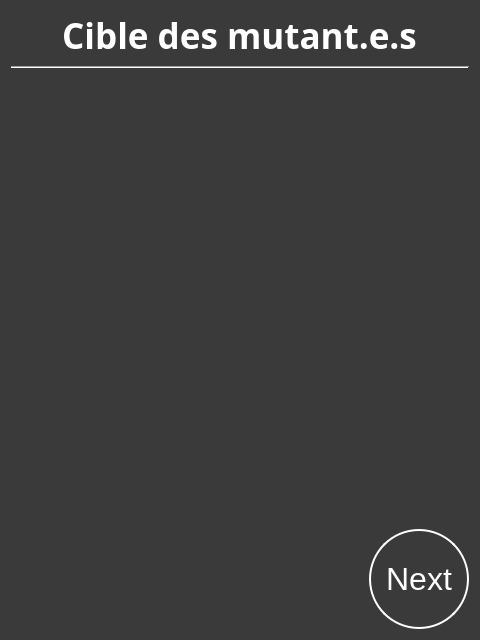
Before: the Qt Designer form SporzOBC-WAL/code/resources/Phases/Night/Mutant/paralysis_target.ui in Eben-Epi/SporzOBC, drawn with Qt 5.
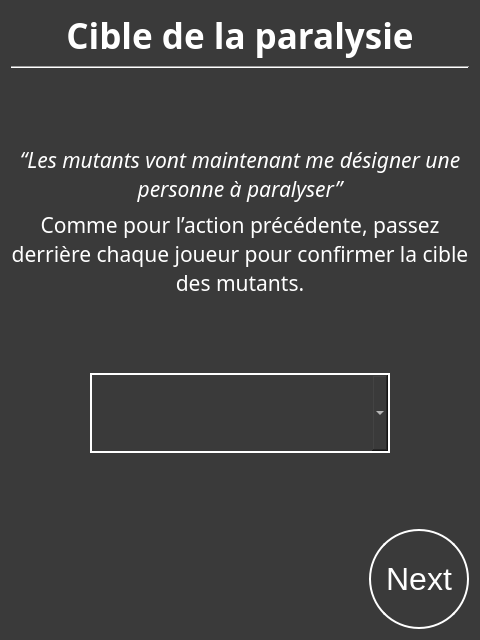
After: the same form once the commit is applied.

Commit message: ADD Player methods for retrieving info + acting on states ADD GameLogicManager methods for retrieving players associatied and targeted by roles UPD flow with views (turn isn't reused for now bc of QLabel WordWrap Layout fiasco)

```diff
--- a/SporzOBC-WAL/code/resources/Phases/Night/Mutant/paralysis_target.ui
+++ b/SporzOBC-WAL/code/resources/Phases/Night/Mutant/paralysis_target.ui
@@ -15,7 +15,7 @@
   </property>
   <property name="styleSheet">
    <string notr="true">#MutantsParalysisTarget {
-    background-color: rgb(58, 58, 58);;
+    background-color: rgb(58, 58, 58);
     }
 
 QLabel {
@@ -29,6 +29,12 @@
     font-size: 32px;
 	color:white;
     border-radius: 50px;
+}
+QComboBox  {
+	border: 2px solid white;
+    background-color:  rgb(58, 58, 58);
+    font-size: 28px;
+	color: white;
 }</string>
   </property>
   <layout class="QGridLayout" name="gridLayout">
@@ -51,7 +57,7 @@
         </font>
        </property>
        <property name="text">
-        <string>Cible des mutant.e.s</string>
+        <string>Cible de la paralysie</string>
        </property>
        <property name="alignment">
         <set>Qt::AlignCenter</set>
@@ -73,6 +79,89 @@
          </property>
         </widget>
        </item>
+       <item>
+        <spacer name="verticalSpacer_2">
+         <property name="orientation">
+          <enum>Qt::Vertical</enum>
+         </property>
+         <property name="sizeHint" stdset="0">
+          <size>
+           <width>20</width>
+           <height>40</height>
+          </size>
+         </property>
+        </spacer>
+       </item>
+       <item>
+        <widget class="QLabel" name="label_4">
+         <property name="font">
+          <font>
+           <family>Segoe UI Light</family>
+           <pointsize>16</pointsize>
+           <italic>true</italic>
+          </font>
+         </property>
+         <property name="text">
+          <string>“Les mutants vont maintenant me désigner une personne à paralyser”</string>
+         </property>
+         <property name="alignment">
+          <set>Qt::AlignCenter</set>
+         </property>
+         <property name="wordWrap">
+          <bool>true</bool>
+         </property>
+        </widget>
+       </item>
+       <item>
+        <widget class="QLabel" name="label_5">
+         <property name="sizePolicy">
+          <sizepolicy hsizetype="Preferred" vsizetype="Preferred">
+           <horstretch>0</horstretch>
+           <verstretch>0</verstretch>
+          </sizepolicy>
+         </property>
+         <property name="font">
+          <font>
+           <family>Segoe UI Light</family>
+           <pointsize>16</pointsize>
+           <italic>false</italic>
+           <kerning>true</kerning>
+          </font>
+         </property>
+         <property name="text">
+          <string>Comme pour l’action précédente, passez derrière chaque joueur pour confirmer la cible des mutants.</string>
+         </property>
+         <property name="alignment">
+          <set>Qt::AlignCenter</set>
+         </property>
+         <property name="wordWrap">
+          <bool>true</bool>
+         </property>
+        </widget>
+       </item>
+       <item>
+        <spacer name="verticalSpacer_4">
+         <property name="orientation">
+          <enum>Qt::Vertical</enum>
+         </property>
+         <property name="sizeHint" stdset="0">
+          <size>
+           <width>20</width>
+           <height>40</height>
+          </size>
+         </property>
+        </spacer>
+       </item>
+       <item alignment="Qt::AlignHCenter">
+        <widget class="QComboBox" name="selectTarget">
+         <property name="minimumSize">
+          <size>
+           <width>300</width>
+           <height>80</height>
+          </size>
+         </property>
+        </widget>
+       </item>
        <item>
         <spacer name="verticalSpacer">
          <property name="orientation">
```
The commit also changes 32 other files.
